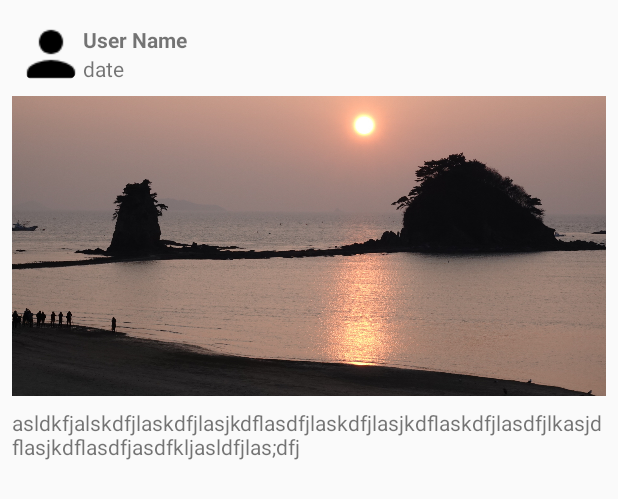
After one commit to diamong/MyPhotoBlog, an Android app: the layout blog_list_item.xml on its own in the app's theme, with its tools: preview values and no code run, on a phone screen of 412 x 824 dp. The commit adds this screen. Shown: the top 499 px of the screen. Run offline under Robolectric (Android 15) with nearby library versions, the phone set to English and light mode, and no system bars.

Commit message:
리사이클러 뷰 아답터 만드는 중

```diff
--- a/app/src/main/java/com/diamong/myphotoblog/MainActivity.java
+++ b/app/src/main/java/com/diamong/myphotoblog/MainActivity.java
@@ -79,8 +79,10 @@ public class MainActivity extends AppCompatActivity {
                     case R.id.bottom_menu_account:
                         replaceFragment(accountFragment);
                         return true;
+                    default:
+                        return false;
                 }
-                return false;
+
             }
         });
     }
--- /dev/null
+++ b/app/src/main/res/layout/blog_list_item.xml
@@ -0,0 +1,62 @@
+<?xml version="1.0" encoding="utf-8"?>
+<LinearLayout xmlns:android="http://schemas.android.com/apk/res/android"
+    xmlns:app="http://schemas.android.com/apk/res-auto"
+    android:padding="8dp"
+
+    android:orientation="vertical"
+    android:layout_width="match_parent"
+    android:layout_height="wrap_content">
+
+
+
+        <LinearLayout
+
+            android:padding="4dp"
+            android:gravity="center"
+            android:orientation="horizontal"
+            android:layout_width="match_parent"
+            android:layout_height="wrap_content">
+
+            <de.hdodenhof.circleimageview.CircleImageView
+                android:id="@+id/blog_post_profile_image"
+                android:layout_weight="1"
+                android:src="@drawable/baseline_person_black_24dp"
+                android:layout_width="wrap_content"
+                android:layout_height="wrap_content" />
+            <LinearLayout
+                android:orientation="vertical"
+                android:layout_weight="9"
+                android:layout_width="match_parent"
+                android:layout_height="wrap_content">
+                <TextView
+                    android:id="@+id/blog_post_user_name"
+                    android:textSize="14sp"
+                    android:textStyle="bold"
+                    android:text="User Name"
+                    android:layout_width="wrap_content"
+                    android:layout_height="wrap_content" />
+                <TextView
+                    android:id="@+id/blog_post_date"
+                    android:textSize="14sp"
+                    android:text="date"
+                    android:layout_width="wrap_content"
+                    android:layout_height="wrap_content" />
+
+            </LinearLayout>
+
+        </LinearLayout>
+
+    <ImageView
+        android:id="@+id/blog_post_image"
+        android:scaleType="centerCrop"
+        android:src="@drawable/image_sunset"
+        android:layout_width="match_parent"
+        android:layout_height="200dp" />
+    <TextView
+        android:id="@+id/blog_post_description"
+        android:layout_marginTop="8dp"
+        android:text="asldkfjalskdfjlaskdfjlasjkdflasdfjlaskdfjlasjkdflaskdfjlasdfjlkasjdflasjkdflasdfjasdfkljasldfjlas;dfj"
+        android:layout_width="match_parent"
+        android:layout_height="wrap_content" />
+
+</LinearLayout>
```
Also changed, not shown: app/src/main/java/com/diamong/myphotoblog/BlogPost.java (added, +59 -0 lines), app/src/main/java/com/diamong/myphotoblog/BlogRecyclrAdapter.java (added, +53 -0 lines), app/src/main/java/com/diamong/myphotoblog/HomeFragment.java (+52 -1 lines), app/src/main/res/layout/fragment_home.xml (+4 -5 lines).
